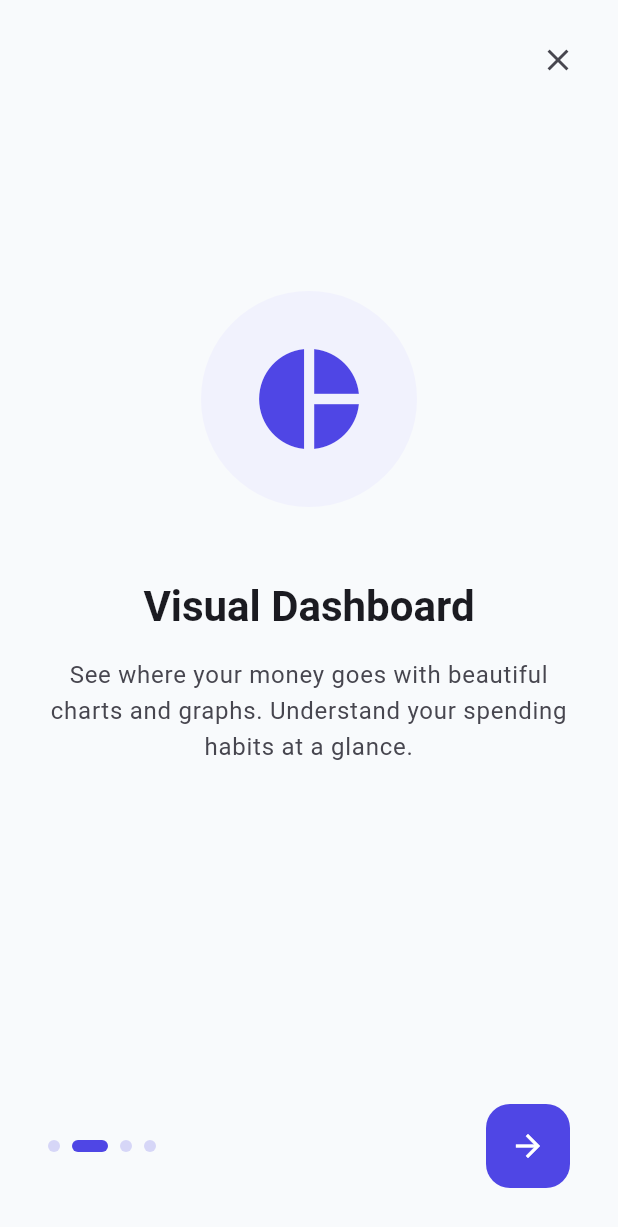
After one commit to VISWA00723/Expense-app, a Flutter app: the OnboardingScreen screen opened by its route, after a tap on the "arrow forward" icon, on a phone screen of 412 x 824 dp. The commit adds this screen. Shown: the top 1227 px of the screen. Run offline on Flutter 3.47's test engine with Material 3 defaults, Android fonts, the phone set to English and light mode, and no system bars; our stand-ins replace dio, drift, firebase_analytics, firebase_core, fl_chart, flutter_local_notifications and 8 more; accounts and stored records are empty; generated files the repository leaves out were written again.

Commit message:
feat: implement app onboarding and demo guide
- Add OnboardingScreen with feature walkthrough slides

- Implement automatic onboarding flow for new users and first-time logins

- Add App Guide access point in ProfileScreen

- Update LoginScreen and ProfileSetupScreen to handle onboarding redirection

- Persist onboarding state using shared_preferences

```diff
--- a/expense_app_new/lib/main.dart
+++ b/expense_app_new/lib/main.dart
@@ -12,6 +12,7 @@ import 'package:expense_app_new/screens/budget_screen.dart';
 import 'package:expense_app_new/screens/auth/login_screen.dart';
 import 'package:expense_app_new/screens/auth/signup_screen.dart';
 import 'package:expense_app_new/screens/auth/profile_setup_screen.dart';
+import 'package:expense_app_new/screens/onboarding_screen.dart';
 import 'package:expense_app_new/providers/auth_provider.dart';
 import 'package:expense_app_new/providers/database_provider.dart';
 import 'package:expense_app_new/theme/app_theme.dart';
@@ -84,6 +85,10 @@ final goRouterProvider = Provider<GoRouter>((ref) {
         path: '/budget',
         builder: (context, state) => const BudgetScreen(),
       ),
+      GoRoute(
+        path: '/onboarding',
+        builder: (context, state) => const OnboardingScreen(),
+      ),
     ],
   );
 });
--- a/expense_app_new/lib/screens/auth/login_screen.dart
+++ b/expense_app_new/lib/screens/auth/login_screen.dart
@@ -4,6 +4,7 @@ import 'package:go_router/go_router.dart';
 import 'package:url_launcher/url_launcher.dart';
 import 'package:expense_app_new/providers/auth_provider.dart';
 import 'package:expense_app_new/services/analytics_service.dart';
+import 'package:shared_preferences/shared_preferences.dart';
 
 class LoginScreen extends ConsumerStatefulWidget {
   const LoginScreen({Key? key}) : super(key: key);
@@ -46,8 +47,18 @@ class _LoginScreenState extends ConsumerState<LoginScreen> {
     if (success) {
       ref.read(currentUserProvider.notifier).state = authService.currentUser;
       await AnalyticsService.logLogin('email');
+
       if (!mounted) return;
-      context.go('/dashboard');
+
+      // Check if user has seen onboarding
+      final prefs = await SharedPreferences.getInstance();
+      final hasSeenOnboarding = prefs.getBool('has_seen_onboarding') ?? false;
+
+      if (!hasSeenOnboarding) {
+        context.go('/onboarding');
+      } else {
+        context.go('/dashboard');
+      }
     } else {
       ScaffoldMessenger.of(context).showSnackBar(
         const SnackBar(content: Text('Invalid email or password')),
--- a/expense_app_new/lib/screens/auth/profile_setup_screen.dart
+++ b/expense_app_new/lib/screens/auth/profile_setup_screen.dart
@@ -88,7 +88,7 @@ class _ProfileSetupScreenState extends ConsumerState<ProfileSetupScreen> {
         ScaffoldMessenger.of(context).showSnackBar(
           const SnackBar(content: Text('Categories loaded successfully!')),
         );
-        context.go('/dashboard');
+        context.go('/onboarding');
       } catch (e) {
         if (!mounted) return;
         ScaffoldMessenger.of(context).showSnackBar(
--- /dev/null
+++ b/expense_app_new/lib/screens/onboarding_screen.dart
@@ -0,0 +1,209 @@
+import 'package:flutter/material.dart';
+import 'package:go_router/go_router.dart';
+import 'package:shared_preferences/shared_preferences.dart';
+import 'package:expense_app_new/theme/app_theme.dart';
+
+class OnboardingScreen extends StatefulWidget {
+  const OnboardingScreen({Key? key}) : super(key: key);
+
+  @override
+  State<OnboardingScreen> createState() => _OnboardingScreenState();
+}
+
+class _OnboardingScreenState extends State<OnboardingScreen> {
+  final PageController _pageController = PageController();
+  int _currentPage = 0;
+
+  final List<OnboardingItem> _items = [
+    OnboardingItem(
+      title: 'Track Expenses Effortlessly',
+      description: 'Keep track of your daily spending with just a few taps. Stay organized and in control of your finances.',
+      icon: Icons.account_balance_wallet,
+    ),
+    OnboardingItem(
+      title: 'Visual Dashboard',
+      description: 'See where your money goes with beautiful charts and graphs. Understand your spending habits at a glance.',
+      icon: Icons.pie_chart,
+    ),
+    OnboardingItem(
+      title: 'AI Financial Assistant',
+      description: 'Chat with our AI to add expenses naturally ("Spent 500 on lunch") or get personalized financial advice.',
+      icon: Icons.smart_toy,
+    ),
+    OnboardingItem(
+      title: 'Smart Notifications',
+      description: 'Get timely reminders to log your expenses. Never forget to track a transaction again.',
+      icon: Icons.notifications_active,
+    ),
+  ];
+
+  @override
+  void initState() {
+    super.initState();
+    print('🚀 OnboardingScreen initialized');
+  }
+
+  @override
+  void dispose() {
+    _pageController.dispose();
+    super.dispose();
+  }
+
+  void _nextPage() {
+    print('➡️ Next page requested. Current: $_currentPage');
+    if (_currentPage < _items.length - 1) {
+      _pageController.nextPage(
+        duration: const Duration(milliseconds: 300),
+        curve: Curves.easeInOut,
+      );
+    } else {
+      _finishOnboarding();
+    }
+  }
+
+  Future<void> _finishOnboarding() async {
+    print('✅ Finishing onboarding');
+
+    // Save that user has seen onboarding
+    final prefs = await SharedPreferences.getInstance();
+    await prefs.setBool('has_seen_onboarding', true);
+
+    if (!mounted) return;
+
+    if (context.canPop()) {
+      print('🔙 Popping context');
+      context.pop();
+    } else {
+      print('🏠 Going to dashboard');
+      context.go('/dashboard');
+    }
+  }
+
+  @override
+  Widget build(BuildContext context) {
+    final colorScheme = Theme.of(context).colorScheme;
+
+    return Scaffold(
+      body: SafeArea(
+        child: Stack(
+          children: [
+            Column(
+              children: [
+                Expanded(
+                  child: PageView.builder(
+                    controller: _pageController,
+                    onPageChanged: (index) {
+                      setState(() => _currentPage = index);
+                    },
+                    itemCount: _items.length,
+                    itemBuilder: (context, index) {
+                      final item = _items[index];
+                      return Padding(
+                        padding: const EdgeInsets.all(32.0),
+                        child: Column(
+                          mainAxisAlignment: MainAxisAlignment.center,
+                          children: [
+                            Container(
+                              padding: const EdgeInsets.all(32),
+                              decoration: BoxDecoration(
+                                color: colorScheme.primaryContainer.withOpacity(0.3),
+                                shape: BoxShape.circle,
+                              ),
+                              child: Icon(
+                                item.icon,
+                                size: 80,
+                                color: colorScheme.primary,
+                              ),
+                            ),
+                            const SizedBox(height: 48),
+                            Text(
+                              item.title,
+                              style: Theme.of(context).textTheme.headlineMedium?.copyWith(
+                                    fontWeight: FontWeight.bold,
+                                    color: colorScheme.onSurface,
+                                  ),
+                              textAlign: TextAlign.center,
+                            ),
+                            const SizedBox(height: 16),
+                            Text(
+                              item.description,
+                              style: Theme.of(context).textTheme.bodyLarge?.copyWith(
+                                    color: colorScheme.onSurfaceVariant,
+                                    height: 1.5,
+                                  ),
+                              textAlign: TextAlign.center,
+                            ),
+                          ],
+                        ),
+                      );
+                    },
+                  ),
+                ),
+                Padding(
+                  padding: const EdgeInsets.all(32.0),
+                  child: Row(
+                    mainAxisAlignment: MainAxisAlignment.spaceBetween,
+                    children: [
+                      // Page Indicators
+                      Row(
+                        children: List.generate(
+                          _items.length,
+                          (index) => AnimatedContainer(
+                            duration: const Duration(milliseconds: 300),
+                            margin: const EdgeInsets.only(right: 8),
+                            height: 8,
+                            width: _currentPage == index ? 24 : 8,
+                            decoration: BoxDecoration(
+                              color: _currentPage == index
+                                  ? colorScheme.primary
+                                  : colorScheme.primary.withOpacity(0.2),
+                              borderRadius: BorderRadius.circular(4),
+                            ),
+                          ),
+                        ),
+                      ),
+                      // Next/Done Button
+                      FloatingActionButton(
+                        onPressed: _nextPage,
+                        elevation: 0,
+                        backgroundColor: colorScheme.primary,
+                        foregroundColor: colorScheme.onPrimary,
+                        child: Icon(
+                          _currentPage == _items.length - 1
+                              ? Icons.check
+                              : Icons.arrow_forward,
+                        ),
+                      ),
+                    ],
+                  ),
+                ),
+              ],
+            ),
+            // Close Button
+            Positioned(
+              top: 16,
+              right: 16,
+              child: IconButton(
+                onPressed: _finishOnboarding,
+                icon: const Icon(Icons.close),
+                tooltip: 'Close',
+              ),
+            ),
+          ],
+        ),
+      ),
+    );
+  }
+}
+
+class OnboardingItem {
+  final String title;
+  final String description;
+  final IconData icon;
+
+  OnboardingItem({
+    required this.title,
+    required this.description,
+    required this.icon,
+  });
+}
--- a/expense_app_new/lib/screens/profile_screen.dart
+++ b/expense_app_new/lib/screens/profile_screen.dart
@@ -218,6 +218,31 @@ class _ProfileScreenState extends ConsumerState<ProfileScreen> {
                         ),
                   ),
                 ],
+              ),
+            ),
+            const SizedBox(height: 24),
+
+            // App Guide Card
+            Card(
+              color: colorScheme.primaryContainer,
+              child: ListTile(
+                leading: Icon(Icons.help_outline, color: colorScheme.onPrimaryContainer),
+                title: Text(
+                  'App Guide',
+                  style: TextStyle(
+                    color: colorScheme.onPrimaryContainer,
+                    fontWeight: FontWeight.bold,
+                  ),
+                ),
+                subtitle: Text(
+                  'Learn how to use the app',
+                  style: TextStyle(color: colorScheme.onPrimaryContainer.withOpacity(0.8)),
+                ),
+                trailing: Icon(Icons.chevron_right, color: colorScheme.onPrimaryContainer),
+                onTap: () {
+                  print('🔘 App Guide button tapped');
+                  context.push('/onboarding');
+                },
               ),
             ),
             const SizedBox(height: 32),
```
